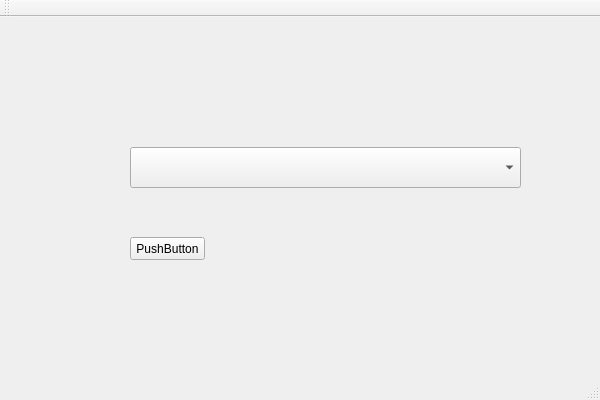
Old version of the form ETH/ETH/ETH.ui in the repository monkeywq/ETH_WIN.
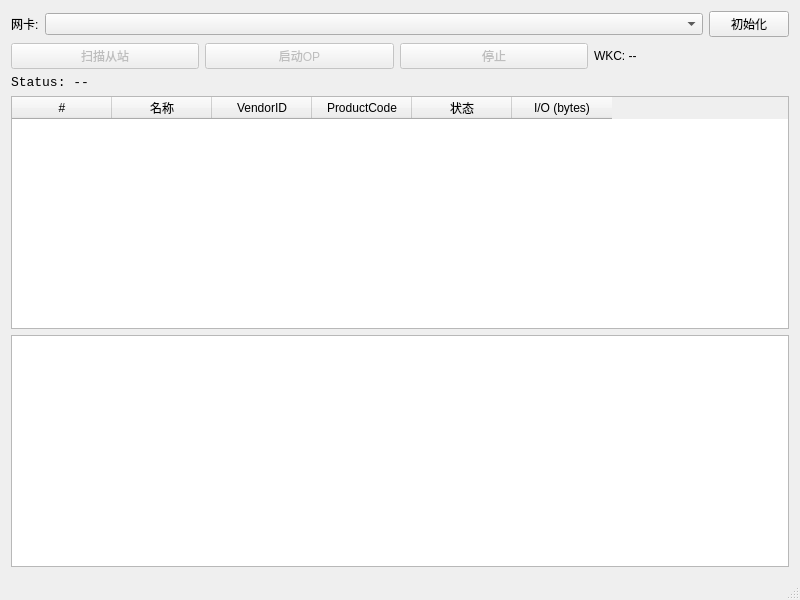
New version of the form.

The edit to the form file:
```diff
--- a/ETH/ETH/ETH.ui
+++ b/ETH/ETH/ETH.ui
@@ -6,37 +6,149 @@
    <rect>
     <x>0</x>
     <y>0</y>
-    <width>600</width>
-    <height>400</height>
+    <width>800</width>
+    <height>600</height>
    </rect>
   </property>
   <property name="windowTitle">
    <string>ETH</string>
   </property>
   <widget class="QWidget" name="centralWidget">
-   <widget class="QComboBox" name="deviceListWidget">
-    <property name="geometry">
-     <rect>
-      <x>130</x>
-      <y>130</y>
-      <width>391</width>
-      <height>41</height>
-     </rect>
-    </property>
-   </widget>
-   <widget class="QPushButton" name="pushButton">
-    <property name="geometry">
-     <rect>
-      <x>130</x>
-      <y>220</y>
-      <width>75</width>
-      <height>23</height>
-     </rect>
-    </property>
-    <property name="text">
-     <string>PushButton</string>
-    </property>
-   </widget>
+   <layout class="QVBoxLayout" name="mainLayout">
+    <!-- 网卡选择区 -->
+    <item>
+     <layout class="QHBoxLayout" name="adapterLayout">
+      <item>
+       <widget class="QLabel" name="labelAdapter">
+        <property name="text">
+         <string>网卡:</string>
+        </property>
+       </widget>
+      </item>
+      <item>
+       <widget class="QComboBox" name="comboAdapter">
+        <property name="sizePolicy">
+         <sizepolicy hsizetype="Expanding" vsizetype="Fixed">
+          <horstretch>1</horstretch>
+          <verstretch>0</verstretch>
+         </sizepolicy>
+        </property>
+       </widget>
+      </item>
+      <item>
+       <widget class="QPushButton" name="btnInit">
+        <property name="text">
+         <string>初始化</string>
+        </property>
+       </widget>
+      </item>
+     </layout>
+    </item>
+    <!-- 操作按钮区 -->
+    <item>
+     <layout class="QHBoxLayout" name="ctrlLayout">
+      <item>
+       <widget class="QPushButton" name="btnScan">
+        <property name="text">
+         <string>扫描从站</string>
+        </property>
+        <property name="enabled">
+         <bool>false</bool>
+        </property>
+       </widget>
+      </item>
+      <item>
+       <widget class="QPushButton" name="btnStartOp">
+        <property name="text">
+         <string>启动OP</string>
+        </property>
+        <property name="enabled">
+         <bool>false</bool>
+        </property>
+       </widget>
+      </item>
+      <item>
+       <widget class="QPushButton" name="btnStopOp">
+        <property name="text">
+         <string>停止</string>
+        </property>
+        <property name="enabled">
+         <bool>false</bool>
+        </property>
+       </widget>
+      </item>
+      <item>
+       <widget class="QLabel" name="labelWKC">
+        <property name="text">
+         <string>WKC: --</string>
+        </property>
+       </widget>
+      </item>
+      <item>
+       <spacer name="ctrlSpacer">
+        <property name="orientation">
+         <enum>Qt::Horizontal</enum>
+        </property>
+       </spacer>
+      </item>
+     </layout>
+    </item>
+    <!-- PDO状态显示 -->
+    <item>
+     <widget class="QLabel" name="labelStatus">
+      <property name="text">
+       <string>Status: --</string>
+      </property>
+      <property name="font">
+       <font>
+        <family>Consolas</family>
+        <pointsize>10</pointsize>
+       </font>
+      </property>
+     </widget>
+    </item>
+    <!-- 从站列表 -->
+    <item>
+     <widget class="QTableWidget" name="tableSlaves">
+      <property name="columnCount">6</property>
+      <property name="editTriggers">
+       <set>QAbstractItemView::NoEditTriggers</set>
+      </property>
+      <property name="selectionBehavior">
+       <enum>QAbstractItemView::SelectRows</enum>
+      </property>
+      <column>
+       <property name="text"><string>#</string></property>
+      </column>
+      <column>
+       <property name="text"><string>名称</string></property>
+      </column>
+      <column>
+       <property name="text"><string>VendorID</string></property>
+      </column>
+      <column>
+       <property name="text"><string>ProductCode</string></property>
+      </column>
+      <column>
+       <property name="text"><string>状态</string></property>
+      </column>
+      <column>
+       <property name="text"><string>I/O (bytes)</string></property>
+      </column>
+     </widget>
+    </item>
+    <!-- 日志区 -->
+    <item>
+     <widget class="QTextEdit" name="textLog">
+      <property name="readOnly">
+       <bool>true</bool>
+      </property>
+      <property name="maximumHeight">
+       <number>200</number>
+      </property>
+     </widget>
+    </item>
+   </layout>
   </widget>
   <widget class="QMenuBar" name="menuBar">
    <property name="geometry">
@@ -48,14 +160,6 @@
     </rect>
    </property>
   </widget>
-  <widget class="QToolBar" name="mainToolBar">
-   <attribute name="toolBarArea">
-    <enum>TopToolBarArea</enum>
-   </attribute>
-   <attribute name="toolBarBreak">
-    <bool>false</bool>
-   </attribute>
-  </widget>
   <widget class="QStatusBar" name="statusBar"/>
  </widget>
  <layoutdefault spacing="6" margin="11"/>
```
Left out of the diff: 8 changed lines with no effect on the pictures.
